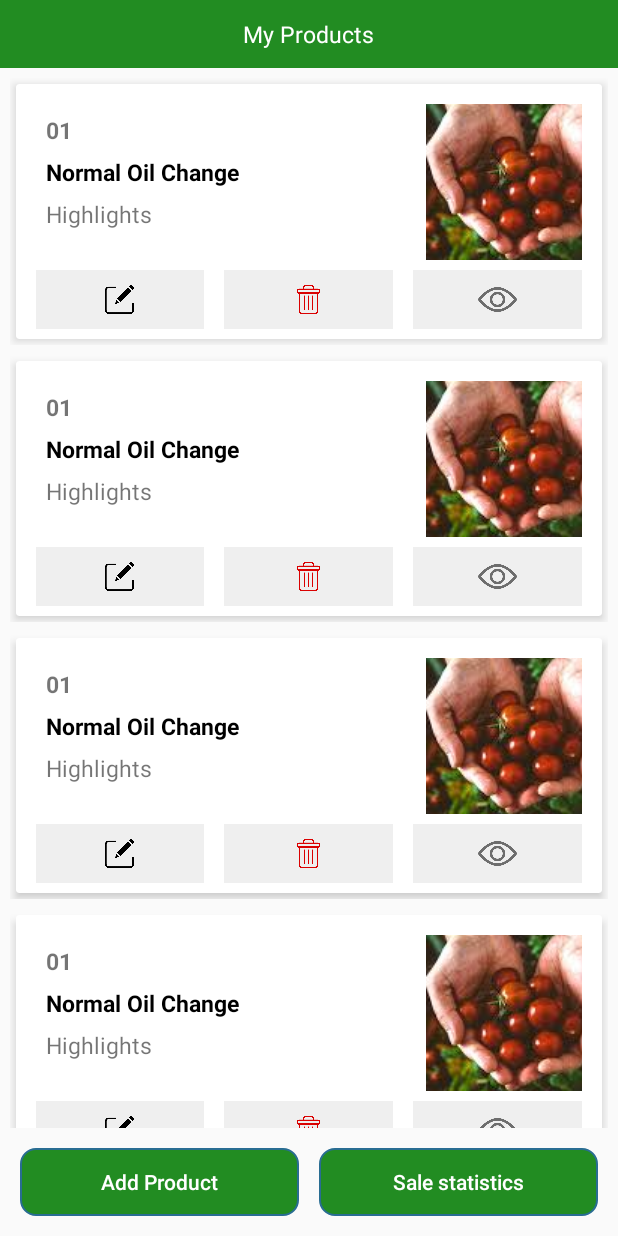
After one commit to GavelGo/Appdesign, an Android app: the PartnerProductList screen opened directly, with no data from a screen before it, on a phone screen of 412 x 824 dp. The commit adds this screen. Run offline under Robolectric (Android 15) with nearby library versions, the phone set to English and light mode, and no system bars; our stand-ins replace sdp/ssp sizes.

Commit message:
partner product list

```diff
--- a/app/build.gradle
+++ b/app/build.gradle
@@ -60,6 +60,8 @@ dependencies {
 
     implementation 'com.github.jd-alexander:LikeButton:0.2.3'
 
+    implementation 'nl.psdcompany:duo-navigation-drawer:2.0.8'
+
     implementation 'gun0912.ted:tedbottompicker:2.0.1'
 }
 repositories {
--- a/app/src/main/AndroidManifest.xml
+++ b/app/src/main/AndroidManifest.xml
@@ -39,6 +39,7 @@
         <activity android:name=".View.Activity.AddConsumerInformation"></activity>
         <activity android:name=".View.Activity.ProductDetail"></activity>
         <activity android:name=".View.Activity.MessagesActivity"></activity>
+        <activity android:name=".View.Activity.PartnerProductList"></activity>
 
 
     </application>
--- /dev/null
+++ b/app/src/main/java/Mobile/gavelgo/View/Activity/PartnerProductList.kt
@@ -0,0 +1,57 @@
+package Mobile.gavelgo.View.Activity
+
+import Mobile.gavelgo.R
+import Mobile.gavelgo.View.Adapter.PartnerProductListAdapter
+import android.app.Activity
+import android.content.Intent
+import android.os.Bundle
+import android.view.View
+import android.widget.Button
+import androidx.recyclerview.widget.GridLayoutManager
+import androidx.recyclerview.widget.RecyclerView
+
+class PartnerProductList:Activity(),View.OnClickListener{
+
+    lateinit var  productRV:RecyclerView
+    lateinit var  addproductBT:Button
+    var array_list: ArrayList<String> = ArrayList()
+    lateinit var  consumerProductListAdapter: PartnerProductListAdapter
+
+
+    override fun onCreate(savedInstanceState: Bundle?) {
+        super.onCreate(savedInstanceState)
+
+        setContentView(R.layout.activity_partnerproduct_list)
+
+        initView()
+    }
+
+    private fun initView() {
+
+
+        productRV=findViewById(R.id.productRV)
+        addproductBT=findViewById(R.id.addproductBT)
+        addproductBT.setOnClickListener(this)
+
+        array_list.add("A")
+        array_list.add("B")
+        array_list.add("C")
+        array_list.add("D")
+        array_list.add("E")
+
+
+        consumerProductListAdapter = PartnerProductListAdapter(this,array_list)
+        val linearLayoutManager = GridLayoutManager(this, 1)
+        productRV.setHasFixedSize(true)
+        productRV.layoutManager = linearLayoutManager
+        productRV.adapter = consumerProductListAdapter
+    }
+
+    override fun onClick(p0: View?) {
+
+        intent = Intent(applicationContext, AddProductActivity::class.java)
+        startActivity(intent)
+    }
+
+
+}
--- a/app/src/main/java/Mobile/gavelgo/View/Activity/UserLogin.java
+++ b/app/src/main/java/Mobile/gavelgo/View/Activity/UserLogin.java
@@ -11,11 +11,13 @@ import android.view.KeyEvent;
 import android.view.View;
 import android.view.Window;
 import android.view.inputmethod.EditorInfo;
+import android.widget.AdapterView;
 import android.widget.Button;
 import android.widget.EditText;
 import android.widget.ImageView;
 import android.widget.LinearLayout;
 import android.widget.RelativeLayout;
+import android.widget.Spinner;
 import android.widget.TextView;
 
 import org.jetbrains.annotations.NotNull;
@@ -35,6 +37,8 @@ public class UserLogin extends Activity implements View.OnClickListener {
     private ImageView hidepassIV;
     private TextView Info, signupTV, forgotTV;
     private Button loginBT;
+    private Spinner userSP;
+    String selected_position="";
 
     @Override
     protected void onCreate(Bundle savedInstanceState) {
@@ -54,6 +58,7 @@ public class UserLogin extends Activity implements View.OnClickListener {
         hidepassIV = (ImageView) findViewById(R.id.hidepassIV);
         signupTV = (TextView) findViewById(R.id.signupTV);
         forgotTV = (TextView) findViewById(R.id.forgotTV);
+        userSP = (Spinner) findViewById(R.id.userSP);
 
         loginBT.setOnClickListener(this);
         hidepassIV.setOnClickListener(this);
@@ -69,6 +74,24 @@ public class UserLogin extends Activity implements View.OnClickListener {
                     return true;
                 }
                 return false;
+            }
+        });
+
+
+
+
+        userSP.setOnItemSelectedListener(new AdapterView.OnItemSelectedListener() {
+            @Override
+            public void onItemSelected(AdapterView<?> adapterView, View view, int i, long l) {
+
+                selected_position = adapterView.getSelectedItem() + "";
+
+                //  Toast.makeText(SignupActivity.this,adapterView.getSelectedItem()+"",Toast.LENGTH_SHORT).show();
+            }
+
+            @Override
+            public void onNothingSelected(AdapterView<?> adapterView) {
+
             }
         });
     }
@@ -179,7 +202,24 @@ public class UserLogin extends Activity implements View.OnClickListener {
             Utills.showalerter(UserLogin.this, "Please enter password");
         }
         else {
-            authApis();
+           // authApis();
+
+            if (selected_position.equals("Select user type")){
+
+                Utills.showalerter(UserLogin.this, "Please Select any user type");
+
+
+            }
+            else if (selected_position.equals("Consumer")){
+
+                Intent intent = new Intent(UserLogin.this, MainActivity.class);
+                startActivity(intent);
+            }
+            else{
+
+                Intent intent = new Intent(UserLogin.this, PartnerProductList.class);
+                startActivity(intent);
+            }
         }
     }
 
--- /dev/null
+++ b/app/src/main/java/Mobile/gavelgo/View/Adapter/PartnerProductListAdapter.kt
@@ -0,0 +1,64 @@
+package Mobile.gavelgo.View.Adapter
+
+import Mobile.gavelgo.R
+import android.content.Context
+import android.view.LayoutInflater
+import android.view.View
+import android.view.ViewGroup
+import android.widget.Button
+import android.widget.RelativeLayout
+import androidx.recyclerview.widget.RecyclerView
+
+class PartnerProductListAdapter(internal var context: Context,internal  var arrayList: ArrayList<String>): RecyclerView.Adapter<PartnerProductListAdapter.ViewHolder>() {
+
+
+    override fun onCreateViewHolder(viewGroup: ViewGroup, viewType: Int): PartnerProductListAdapter.ViewHolder {
+
+        val v = LayoutInflater.from(context).inflate(R.layout.partnerproductlist_item, viewGroup, false)
+
+        return ViewHolder(v)
+    }
+
+    override fun getItemCount(): Int {
+
+        return arrayList.size
+    }
+
+    override fun onBindViewHolder(holder: ViewHolder, position: Int) {
+
+        holder.deleteRL.setOnClickListener{
+
+            holder.deletelayoutRL.setVisibility(View.VISIBLE)
+        }
+        holder.deletenoBT.setOnClickListener{
+
+            holder.deletelayoutRL.setVisibility(View.GONE)
+
+
+        }
+        holder.deleteyesBT.setOnClickListener{
+            arrayList.removeAt(position)
+
+            notifyDataSetChanged()
+            holder.deletelayoutRL.setVisibility(View.GONE)
+
+        }
+
+    }
+
+
+    class ViewHolder(view:View):RecyclerView.ViewHolder(view) {
+        var deletelayoutRL:RelativeLayout
+        var deleteRL:RelativeLayout
+        var deleteyesBT:Button
+        var deletenoBT:Button
+
+        init {
+            deletelayoutRL=view.findViewById(R.id.deletelayoutRL)
+            deleteRL=view.findViewById(R.id.deleteRL)
+            deleteyesBT=view.findViewById(R.id.deleteyesBT)
+            deletenoBT=view.findViewById(R.id.deletenoBT)
+        }
+
+    }
+}
--- /dev/null
+++ b/app/src/main/res/layout/activity_partnerproduct_list.xml
@@ -0,0 +1,66 @@
+<?xml version="1.0" encoding="utf-8"?>
+<RelativeLayout xmlns:android="http://schemas.android.com/apk/res/android"
+    android:orientation="vertical"
+    android:layout_width="match_parent"
+    android:layout_height="match_parent">
+
+    <RelativeLayout
+        android:id="@+id/headerRL"
+        android:layout_width="match_parent"
+        android:layout_height="@dimen/_35sdp"
+        android:background="@color/colorAccent">
+
+        <TextView
+            android:layout_width="wrap_content"
+            android:layout_height="wrap_content"
+            android:text="My Products"
+            android:textSize="@dimen/_12sdp"
+            android:layout_centerInParent="true"
+            android:textColor="@color/colorWhite"/>
+    </RelativeLayout>
+
+
+    <androidx.recyclerview.widget.RecyclerView
+        android:id="@+id/productRV"
+        android:layout_above="@+id/bottomLL"
+        android:layout_below="@+id/headerRL"
+        android:layout_marginLeft="@dimen/_5sdp"
+        android:layout_marginRight="@dimen/_5sdp"
+        android:layout_width="match_parent"
+        android:layout_height="wrap_content"></androidx.recyclerview.widget.RecyclerView>
+
+
+
+    <LinearLayout
+        android:id="@+id/bottomLL"
+        android:layout_alignParentBottom="true"
+        android:layout_width="match_parent"
+        android:layout_height="wrap_content"
+        android:orientation="horizontal"
+        android:layout_margin="@dimen/_10sdp"
+        android:weightSum="2">
+
+
+        <Button
+            android:id="@+id/addproductBT"
+            android:layout_width="0dp"
+            android:layout_weight="1"
+            android:text="Add Product"
+            android:textColor="@color/colorWhite"
+            android:textAllCaps="false"
+            android:stateListAnimator="@null"
+            android:layout_height="@dimen/_35sdp"
+            android:background="@drawable/buttonbackground"/>
+        <Button
+            android:layout_width="0dp"
+            android:layout_weight="1"
+            android:layout_marginLeft="@dimen/_10sdp"
+            android:text="Sale statistics"
+            android:textColor="@color/colorWhite"
+            android:textAllCaps="false"
+            android:stateListAnimator="@null"
+            android:layout_height="@dimen/_35sdp"
+            android:background="@drawable/buttonbackground"/>
+
+    </LinearLayout>
+</RelativeLayout>
--- a/app/src/main/res/layout/activity_user_login.xml
+++ b/app/src/main/res/layout/activity_user_login.xml
@@ -49,7 +49,7 @@
         app:layout_constraintEnd_toEndOf="parent"
         app:layout_constraintStart_toStartOf="parent"
         app:layout_constraintTop_toBottomOf="@+id/emailET"
-        app:layout_constraintVertical_bias="0.091">
+        app:layout_constraintVertical_bias="0.051">
 
         <EditText
             android:id="@+id/passET"
@@ -80,6 +80,22 @@
     </RelativeLayout>
 
 
+    <Spinner
+        android:id="@+id/userSP"
+        app:layout_constraintVertical_bias="0.051"
+        app:layout_constraintTop_toBottomOf="@+id/passwordRL"
+        android:layout_width="match_parent"
+        android:layout_height="@dimen/_35sdp"
+        android:layout_marginLeft="@dimen/_50sdp"
+        android:layout_marginRight="@dimen/_50sdp"
+        android:entries="@array/usertype"
+        android:background="@drawable/spinnerbackground"
+        android:layout_marginTop="@dimen/_10sdp"></Spinner>
+
+
+
+
+
     <TextView
         android:id="@+id/forgotTV"
         android:layout_width="wrap_content"
@@ -90,7 +106,7 @@
         android:textColor="@color/colorblue"
         app:layout_constraintBottom_toTopOf="@+id/loginBT"
         app:layout_constraintRight_toRightOf="parent"
-        app:layout_constraintTop_toBottomOf="@+id/passwordRL" />
+        app:layout_constraintTop_toBottomOf="@+id/userSP" />
 
     <Button
         android:id="@+id/loginBT"
@@ -99,7 +115,6 @@
         android:layout_marginLeft="@dimen/_100sdp"
         android:layout_marginTop="@dimen/_20sdp"
         android:layout_marginRight="@dimen/_100sdp"
-        android:layout_marginBottom="8dp"
         android:background="@drawable/buttonbackground"
         android:text="Sign In"
         android:textAllCaps="false"
@@ -109,7 +124,7 @@
         app:layout_constraintHorizontal_bias="0.497"
         app:layout_constraintStart_toStartOf="parent"
         app:layout_constraintTop_toBottomOf="@+id/passwordRL"
-        app:layout_constraintVertical_bias="0.100" />
+        app:layout_constraintVertical_bias="0.400" />
 
     <TextView
         android:layout_width="wrap_content"
--- /dev/null
+++ b/app/src/main/res/layout/partnerproductlist_item.xml
@@ -0,0 +1,196 @@
+<?xml version="1.0" encoding="utf-8"?>
+<LinearLayout
+    xmlns:android="http://schemas.android.com/apk/res/android"
+    android:layout_width="wrap_content"
+    android:layout_height="wrap_content"
+    android:layout_marginTop="@dimen/_5sdp"
+    android:orientation="vertical">
+
+    <androidx.cardview.widget.CardView
+        android:layout_width="wrap_content"
+        android:layout_height="wrap_content"
+        xmlns:app="http://schemas.android.com/apk/res-auto"
+        android:layout_margin="@dimen/_3sdp"
+        app:cardElevation="@dimen/_3sdp">
+
+        <LinearLayout
+            android:layout_width="wrap_content"
+            android:layout_height="wrap_content"
+            android:orientation="vertical">
+
+            <RelativeLayout
+                android:layout_width="match_parent"
+                android:layout_height="wrap_content"
+                android:layout_marginLeft="@dimen/_10sdp"
+                android:layout_marginRight="@dimen/_10sdp"
+                android:layout_marginTop="@dimen/_10sdp"
+                android:layout_marginBottom="@dimen/_5sdp">
+
+
+
+                <TextView
+                    android:id="@+id/posTV"
+                    android:layout_width="wrap_content"
+                    android:layout_height="wrap_content"
+                    android:layout_marginLeft="@dimen/_5sdp"
+                    android:layout_marginTop="@dimen/_5sdp"
+                    android:text="01"
+                    android:textSize="@dimen/_12sdp"
+                    android:textStyle="bold" />
+
+                <TextView
+                    android:id="@+id/nameTV"
+                    android:layout_below="@+id/posTV"
+                    android:layout_width="wrap_content"
+                    android:layout_height="wrap_content"
+                    android:layout_marginLeft="@dimen/_5sdp"
+                    android:layout_marginTop="@dimen/_5sdp"
+                    android:text="Normal Oil Change"
+                    android:textSize="@dimen/_12sdp"
+                    android:textStyle="bold"
+                    android:textColor="@color/colorblack" />
+
+
+                <TextView
+                  android:id="@+id/desTV"
+                    android:layout_below="@+id/nameTV"
+                    android:layout_width="wrap_content"
+                    android:layout_height="wrap_content"
+                    android:layout_marginLeft="@dimen/_5sdp"
+                    android:layout_marginTop="@dimen/_5sdp"
+                    android:text="Highlights"
+                    android:textSize="@dimen/_12sdp" />
+
+
+
+                <LinearLayout
+                    android:layout_below="@+id/imageIV"
+                    android:layout_width="match_parent"
+                    android:layout_height="wrap_content"
+                    android:weightSum="3"
+                    android:layout_marginTop="@dimen/_5sdp"
+                    android:orientation="horizontal">
+
+                    <RelativeLayout
+                        android:layout_width="0dp"
+                        android:layout_weight="1"
+                        android:background="#efefef"
+                        android:layout_height="@dimen/_30sdp">
+
+
+
+                        <ImageView
+                            android:layout_centerInParent="true"
+                            android:layout_width="@dimen/_15sdp"
+                            android:layout_height="@dimen/_15sdp"
+                            android:src="@drawable/editicon"/>
+
+                    </RelativeLayout>
+
+
+                    <RelativeLayout
+                        android:id="@+id/deleteRL"
+                        android:layout_width="0dp"
+                        android:layout_weight="1"
+                        android:layout_marginLeft="@dimen/_10sdp"
+                        android:layout_height="@dimen/_30sdp"
+                        android:background="#efefef">
+
+                        <ImageView
+                            android:layout_centerInParent="true"
+                            android:layout_width="@dimen/_15sdp"
+                            android:layout_height="@dimen/_15sdp"
+                            android:src="@drawable/deleteicon"/>
+
+
+                    </RelativeLayout>
+
+
+                    <RelativeLayout
+                        android:layout_width="0dp"
+                        android:layout_weight="1"
+                        android:layout_marginLeft="@dimen/_10sdp"
+                        android:layout_height="@dimen/_30sdp"
+                        android:background="#efefef">
+
+                        <ImageView
+                            android:layout_centerInParent="true"
+                            android:layout_width="@dimen/_20sdp"
+                            android:layout_height="@dimen/_20sdp"
+                            android:src="@drawable/password_visible"/>
+
+
+
+                </RelativeLayout>
+
+
+
+                </LinearLayout>
+
+
+                <RelativeLayout
+                    android:id="@+id/deletelayoutRL"
+                    android:visibility="gone"
+                    android:layout_width="match_parent"
+                    android:layout_height="wrap_content"
+                    android:background="@drawable/edittext_background"
+                    android:padding="@dimen/_10sdp"
+                    android:layout_marginTop="@dimen/_5sdp"
+                    android:layout_below="@+id/imageIV">
+
+                    <TextView
+                        android:id="@+id/deleteTV"
+                        android:layout_width="wrap_content"
+                        android:layout_height="wrap_content"
+                        android:textColor="@color/colorblack"
+                        android:textSize="@dimen/_12sdp"
+                        android:text="Are you sure you want to delete this product ?"/>
+
+
+                    <Button
+                        android:id="@+id/deleteyesBT"
+                        android:layout_toLeftOf="@+id/deletenoBT"
+                        android:layout_below="@+id/deleteTV"
+                        android:layout_width="wrap_content"
+                        android:layout_height="wrap_content"
+                        android:text="Yes"
+                        android:layout_marginTop="@dimen/_10sdp"
+                        android:textAllCaps="false"
+                        android:stateListAnimator="@null"/>
+
+
+
+                    <Button
+                        android:id="@+id/deletenoBT"
+                        android:layout_below="@+id/deleteTV"
+                        android:layout_width="wrap_content"
+                        android:layout_height="wrap_content"
+                        android:text="No"
+                        android:layout_marginTop="@dimen/_10sdp"
+                        android:layout_alignParentRight="true"
+                        android:textAllCaps="false"
+                        android:stateListAnimator="@null"/>
+
+
+
+                </RelativeLayout>
+
+
+
+
+
+                <ImageView
+                    android:id="@+id/imageIV"
+                    android:layout_width="@dimen/_80sdp"
+                    android:layout_height="@dimen/_80sdp"
+                    android:layout_alignParentRight="true"
+                    android:src="@drawable/localfresh"
+                    android:scaleType="center"/>
+
+
+            </RelativeLayout>
+        </LinearLayout>
+
+    </androidx.cardview.widget.CardView>
+
+</LinearLayout>
```
Also changed, not shown: app/src/main/res/drawable/deleteicon.png (added), app/src/main/res/drawable/editicon.png (added), 1 other file.
